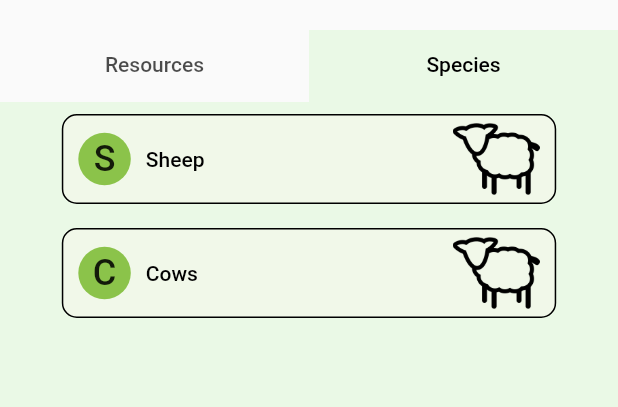
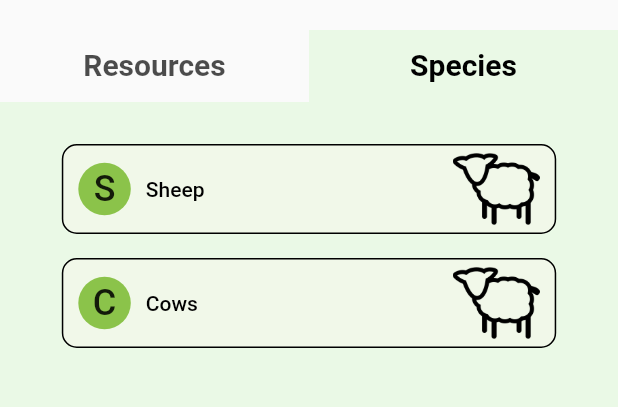
Before and after one commit to kimhamer22/FlockInfoC, a Flutter app: the screen it shows after launch, tab 2 chosen, on a phone screen of 412 x 824 dp, the part 84-491 px from its top. Run offline on Flutter 3.47's test engine with Material 2 defaults, Android fonts, the phone set to English and light mode, and no system bars.

Commit message:
Homepage tab text updated to match design spec.
Padding modified on both Home Page tabs to be consistent

```diff
--- a/fic_flutter/lib/home_resources.dart
+++ b/fic_flutter/lib/home_resources.dart
@@ -15,7 +15,7 @@ class _HomeResources extends State<HomeResources> {
       backgroundColor: const Color(0x80DBF9D3),
       body: Column(children: [
         Padding(
-          padding: const EdgeInsets.fromLTRB(30, 30, 30, 30),
+          padding: const EdgeInsets.fromLTRB(30, 20, 30, 30),
           child: Image.asset('assets/images/word art (low res).png'),
         ),
         const Text(
--- a/fic_flutter/lib/home_species.dart
+++ b/fic_flutter/lib/home_species.dart
@@ -13,7 +13,9 @@ class _HomeSpecies extends State<HomeSpecies> {
   Widget build(BuildContext context) {
     return Scaffold(
       backgroundColor: const Color(0x80DBF9D3),
-      body: Center(
+      body: Padding(
+        padding: const EdgeInsets.fromLTRB(0, 20, 0, 0),
+        child: Center(
           child: Column(children: const [
             NavigationButton(title: "Sheep", route: '/infopage'),
             NavigationButton(
@@ -22,6 +24,7 @@ class _HomeSpecies extends State<HomeSpecies> {
             ),
           ]),
         ),
+      ),
     );
   }
 }
--- a/fic_flutter/lib/main.dart
+++ b/fic_flutter/lib/main.dart
@@ -62,6 +62,10 @@ class _HomePageState extends State<HomePage> {
               child: const Material(
                 child: TabBar(
                   labelColor: Colors.black,
+                  labelStyle: TextStyle(
+                    fontWeight: FontWeight.bold,
+                    fontSize: 20,
+                  ),
                   indicator: BoxDecoration(
                     color: Color(0x80DBF9D3),
                   ),
```
Lines whose indentation alone changed are shown as unchanged.
